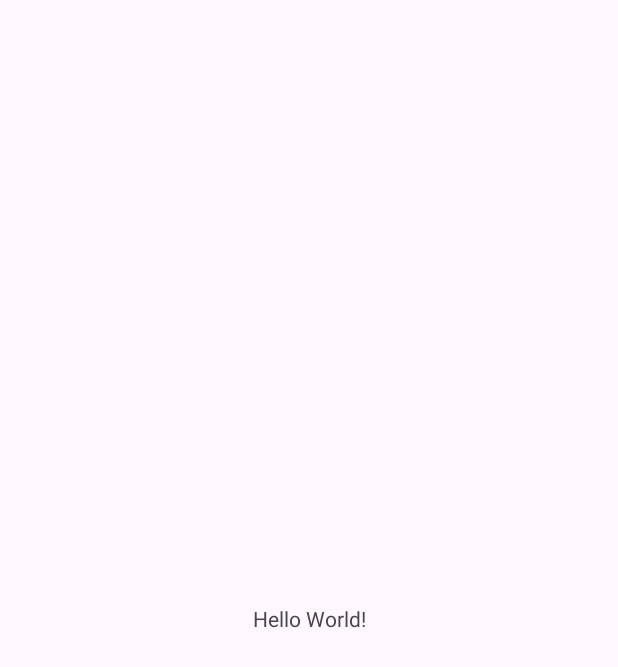
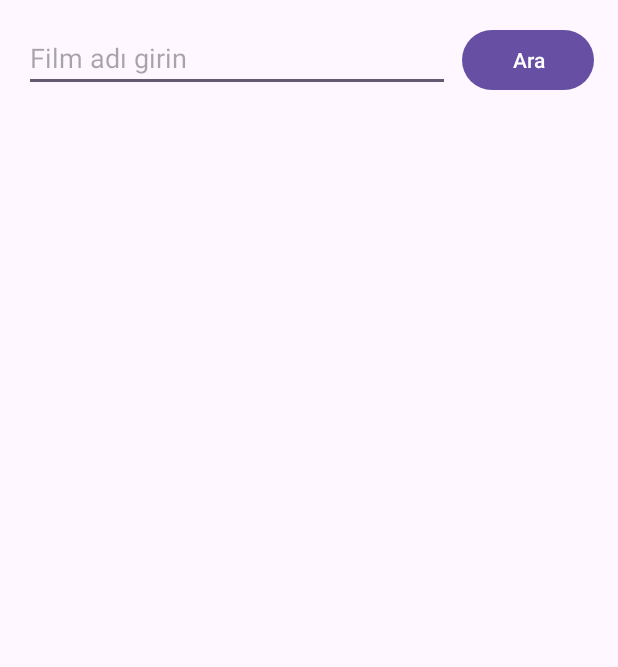
Before and after one commit to berivankorlaelci/CineTrack, an Android app: the MainActivity screen opened directly, with no data from a screen before it, on a phone screen of 412 x 824 dp. Before the commit the part shown is almost empty. Shown: the top 667 px of the screen. Run offline under Robolectric (Android 15) with nearby library versions, the phone set to English and light mode, and no system bars; our stand-ins replace Volley.

Commit message:
add main activity for search film by user which found from website with apikey

```diff
--- a/app/src/main/AndroidManifest.xml
+++ b/app/src/main/AndroidManifest.xml
@@ -13,7 +13,7 @@
         android:theme="@style/Theme.CineTrackApp"
         tools:targetApi="31">
         <activity
-            android:name=".LoginActivity"
+            android:name=".ui.LoginActivity"
             android:exported="true">
             <intent-filter>
                 <action android:name="android.intent.action.MAIN" />
@@ -22,7 +22,7 @@
             </intent-filter>
         </activity>
 
-        <activity android:name=".MainActivity" />
+        <activity android:name=".ui.MainActivity" />
 
     </application>
 
--- /dev/null
+++ b/app/src/main/java/com/example/cinetrack/ui/MainActivity.java
@@ -0,0 +1,100 @@
+package com.example.cinetrack.ui;
+
+import android.os.Bundle;
+import android.text.TextUtils;
+import android.util.Log;
+import android.widget.Button;
+import android.widget.EditText;
+import android.widget.Toast;
+
+import androidx.appcompat.app.AppCompatActivity;
+import androidx.recyclerview.widget.LinearLayoutManager;
+import androidx.recyclerview.widget.RecyclerView;
+
+import com.android.volley.Request;
+import com.android.volley.RequestQueue;
+import com.android.volley.toolbox.JsonObjectRequest;
+import com.android.volley.toolbox.Volley;
+import com.example.cinetrack.R;
+import com.example.cinetrack.adapter.MovieAdapter;
+import com.example.cinetrack.model.Movie;
+
+import org.json.JSONArray;
+import org.json.JSONObject;
+
+import java.util.ArrayList;
+import java.util.List;
+
+public class MainActivity extends AppCompatActivity {
+
+    private static final String API_KEY = "40a2a2aa";
+    private static final String BASE_URL = "https://www.omdbapi.com/";
+
+    private EditText searchEditText;
+    private Button searchButton;
+    private RecyclerView recyclerView;
+    private MovieAdapter movieAdapter;
+    private List<Movie> movieList = new ArrayList<>(); // Listeyi tutar
+
+    @Override
+    protected void onCreate(Bundle savedInstanceState) {
+        super.onCreate(savedInstanceState);
+        setContentView(R.layout.activity_main);
+
+        searchEditText = findViewById(R.id.searchEditText);
+        searchButton = findViewById(R.id.searchButton);
+        recyclerView = findViewById(R.id.recyclerView);
+
+        recyclerView.setLayoutManager(new LinearLayoutManager(this));
+
+        searchButton.setOnClickListener(v -> {
+            String query = searchEditText.getText().toString().trim();
+            if (!TextUtils.isEmpty(query)) {
+                searchMovies(query);
+            } else {
+                Toast.makeText(this, "Lütfen bir film adı girin", Toast.LENGTH_SHORT).show();
+            }
+        });
+    }
+
+    private void searchMovies(String query) {
+        String url = BASE_URL + "?apikey=" + API_KEY + "&s=" + query;
+
+        RequestQueue queue = Volley.newRequestQueue(this);
+
+        JsonObjectRequest request = new JsonObjectRequest(Request.Method.GET, url, null,
+                response -> {
+                    try {
+                        JSONArray searchArray = response.getJSONArray("Search");
+                        movieList.clear(); // önceki aramaları temizle
+
+                        for (int i = 0; i < searchArray.length(); i++) {
+                            JSONObject movieObject = searchArray.getJSONObject(i);
+
+                            String title = movieObject.optString("Title");
+                            String year = movieObject.optString("Year");
+                            String poster = movieObject.optString("Poster");
+                            String imdbID = movieObject.optString("imdbID");
+                            String type = movieObject.optString("Type");
+
+                            Movie movie = new Movie(title, year, imdbID, type, poster);
+                            movieList.add(movie);
+                        }
+
+                        movieAdapter = new MovieAdapter(movieList, this);
+                        recyclerView.setAdapter(movieAdapter);
+
+                    } catch (Exception e) {
+                        e.printStackTrace();
+                        Toast.makeText(this, "Film bulunamadı veya JSON hatası:"+e.getMessage(), Toast.LENGTH_SHORT).show();
+                    }
+                },
+                error -> {
+                    error.printStackTrace(); // Hatanın tüm detayını logcat'e yazdır
+                    Log.e("OMDbAPI", "Volley Hatası: " + error.toString()); // Kısa hata açıklaması
+                    Toast.makeText(this, "API bağlantı hatası: " + error.getMessage(), Toast.LENGTH_SHORT).show();
+                });
+
+        queue.add(request);
+    }
+}
--- a/app/src/main/res/layout/activity_main.xml
+++ b/app/src/main/res/layout/activity_main.xml
@@ -1,19 +1,37 @@
 <?xml version="1.0" encoding="utf-8"?>
-<androidx.constraintlayout.widget.ConstraintLayout xmlns:android="http://schemas.android.com/apk/res/android"
+<androidx.constraintlayout.widget.ConstraintLayout
+    xmlns:android="http://schemas.android.com/apk/res/android"
     xmlns:app="http://schemas.android.com/apk/res-auto"
-    xmlns:tools="http://schemas.android.com/tools"
-    android:id="@+id/main"
     android:layout_width="match_parent"
     android:layout_height="match_parent"
-    tools:context=".MainActivity">
+    android:padding="16dp">
 
-    <TextView
+    <EditText
+        android:id="@+id/searchEditText"
+        android:layout_width="0dp"
+        android:layout_height="wrap_content"
+        android:hint="Film adı girin"
+        android:inputType="text"
+        app:layout_constraintTop_toTopOf="parent"
+        app:layout_constraintStart_toStartOf="parent"
+        app:layout_constraintEnd_toStartOf="@+id/searchButton"
+        android:layout_marginEnd="8dp"/>
+
+    <Button
+        android:id="@+id/searchButton"
         android:layout_width="wrap_content"
         android:layout_height="wrap_content"
-        android:text="Hello World!"
+        android:text="Ara"
+        app:layout_constraintTop_toTopOf="parent"
+        app:layout_constraintEnd_toEndOf="parent"/>
+
+    <androidx.recyclerview.widget.RecyclerView
+        android:id="@+id/recyclerView"
+        android:layout_width="0dp"
+        android:layout_height="0dp"
+        android:layout_marginTop="16dp"
+        app:layout_constraintTop_toBottomOf="@id/searchEditText"
         app:layout_constraintBottom_toBottomOf="parent"
-        app:layout_constraintEnd_toEndOf="parent"
         app:layout_constraintStart_toStartOf="parent"
-        app:layout_constraintTop_toTopOf="parent" />
-
+        app:layout_constraintEnd_toEndOf="parent"/>
 </androidx.constraintlayout.widget.ConstraintLayout>
--- a/gradle/libs.versions.toml
+++ b/gradle/libs.versions.toml
@@ -10,6 +10,8 @@ appcompat = "1.7.0"
 material = "1.12.0"
 activity = "1.10.1"
 constraintlayout = "2.2.1"
+picasso = "2.71828"
+volley = "1.2.1"
 
 [libraries]
 desugar_jdk_libs = { module = "com.android.tools:desugar_jdk_libs", version.ref = "desugar_jdk_libs" }
@@ -22,6 +24,8 @@ appcompat = { group = "androidx.appcompat", name = "appcompat", version.ref = "a
 material = { group = "com.google.android.material", name = "material", version.ref = "material" }
 activity = { group = "androidx.activity", name = "activity", version.ref = "activity" }
 constraintlayout = { group = "androidx.constraintlayout", name = "constraintlayout", version.ref = "constraintlayout" }
+picasso = { module = "com.squareup.picasso:picasso", version.ref = "picasso" }
+volley = { module = "com.android.volley:volley", version.ref = "volley" }
 
 [plugins]
 android-application = { id = "com.android.application", version.ref = "agp" }
```
Also changed, not shown: app/build.gradle.kts (+10 -0 lines), app/src/main/java/com/example/cinetrack/adapter/MovieAdapter.java (added, +74 -0 lines), app/src/main/java/com/example/cinetrack/model/Movie.java (added, +25 -0 lines), app/src/main/java/com/example/cinetrack/ui/LoginActivity.java (added, +82 -0 lines), app/src/main/res/layout/item_movie.xml (added, +41 -0 lines).
